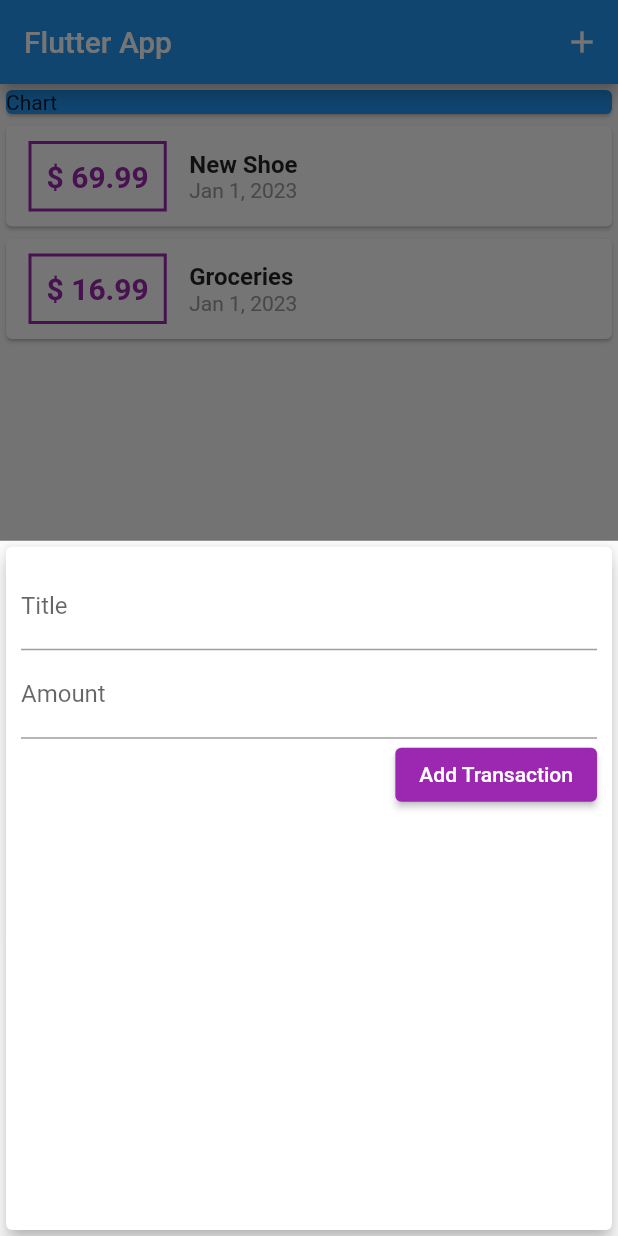
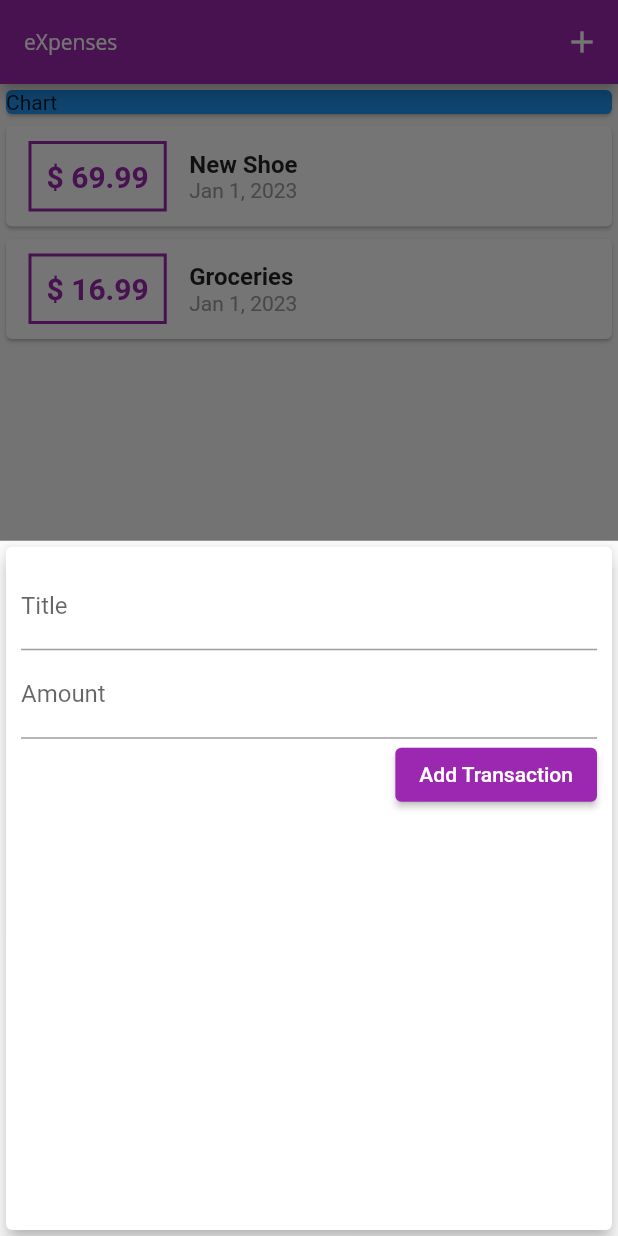
Before and after one commit to Alpha2Chris14/expensesApp, a Flutter app: the screen it shows after launch, after a tap on the "add" icon, on a phone screen of 412 x 824 dp. Run offline on Flutter 3.47's test engine with Material 2 defaults, Android fonts, the phone set to English and light mode, and no system bars.

Commit message:
added ThemeData to application and fonts

```diff
--- a/lib/main.dart
+++ b/lib/main.dart
@@ -13,6 +13,34 @@ class MyApp extends StatelessWidget {
   @override
   Widget build(BuildContext context) {
     return MaterialApp(
+      theme: ThemeData(
+        primarySwatch: Colors.purple,
+        accentColor: Colors.amber,
+        fontFamily: 'Quicksand',
+        textTheme: ThemeData.light().textTheme.copyWith(
+                titleLarge: TextStyle(
+              fontFamily: 'Opensans',
+              fontWeight: FontWeight.bold,
+              fontSize: 18,
+            )),
+        appBarTheme: AppBarTheme(
+          toolbarTextStyle: ThemeData.light()
+              .textTheme
+              .copyWith(
+                titleLarge: TextStyle(fontFamily: 'OpenSans'),
+              )
+              .bodyText2,
+          titleTextStyle: ThemeData.light()
+              .textTheme
+              .copyWith(
+                titleLarge: TextStyle(fontFamily: 'OpenSans'),
+              )
+              .headline6,
+        ),
+        // colorScheme: ColorScheme.fromSwatch().copyWith(
+        //   secondary: Colors.amber, // Your accent color
+        // ),
+      ),
       home: MyHomePage(),
     );
   }
@@ -65,7 +93,7 @@ class _MyHomePageState extends State<MyHomePage> {
   Widget build(BuildContext context) {
     return Scaffold(
       appBar: AppBar(
-        title: const Text("Flutter App"),
+        title: const Text("eXpenses"),
         actions: [
           IconButton(
             onPressed: () => _showAddNewTransaction(context),
@@ -93,6 +121,7 @@ class _MyHomePageState extends State<MyHomePage> {
         onPressed: () => _showAddNewTransaction(context),
         child: Icon(Icons.add),
       ),
+      floatingActionButtonLocation: FloatingActionButtonLocation.centerFloat,
     );
   }
 }
--- a/lib/widgets/new_transaction.dart
+++ b/lib/widgets/new_transaction.dart
@@ -1,10 +1,19 @@
 import 'package:flutter/material.dart';
 
-class NewTransaction extends StatelessWidget {
+class NewTransaction extends StatefulWidget {
   final Function addTx;
+
+  NewTransaction(this.addTx);
+
+  @override
+  State<NewTransaction> createState() => _NewTransactionState();
+}
+
+class _NewTransactionState extends State<NewTransaction> {
   final titleController = TextEditingController();
+
   final amountController = TextEditingController();
-  NewTransaction(this.addTx);
+
   void submitData() {
     // print(titleController.text);
     final enteredTitle = titleController.text;
@@ -14,7 +23,8 @@ class NewTransaction extends StatelessWidget {
     if (enteredTitle.isEmpty || enteredAmount <= 0) {
       return;
     }
-    addTx(enteredTitle, enteredAmount);
+    widget.addTx(enteredTitle, enteredAmount);
+    Navigator.of(context).pop();
   }
 
   @override
--- a/lib/widgets/transaction_list.dart
+++ b/lib/widgets/transaction_list.dart
@@ -22,7 +22,7 @@ class TransactionList extends StatelessWidget {
                   ),
                   decoration: BoxDecoration(
                       border: Border.all(
-                    color: Colors.purple,
+                    color: Theme.of(context).primaryColor,
                     width: 2,
                   )),
                   child: Text(
@@ -30,7 +30,7 @@ class TransactionList extends StatelessWidget {
                     style: TextStyle(
                       fontWeight: FontWeight.bold,
                       fontSize: 20,
-                      color: Colors.purple,
+                      color: Theme.of(context).primaryColor,
                     ),
                   ),
                 ),
```
Also changed, not shown: pubspec.yaml (+11 -6 lines), assets/fonts/OpenSans-Bold.ttf (added), assets/fonts/OpenSans-Regular.ttf (added), assets/fonts/Quicksand-Bold.ttf (added), assets/fonts/Quicksand-Light.ttf (added), assets/fonts/Quicksand-Medium.ttf (added), assets/fonts/Quicksand-Regular.ttf (added).
